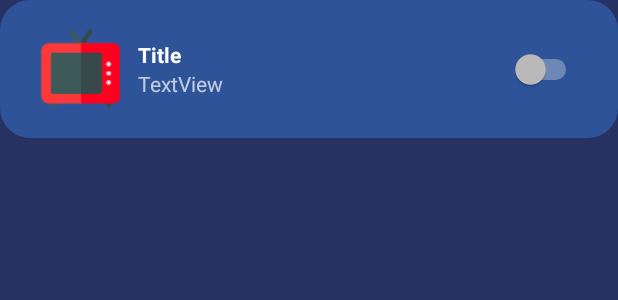
After one commit to JeromeDuban/Homelights-App, an Android app: the layout room.xml on its own in the app's theme, with its tools: preview values and no code run, on a phone screen of 412 x 824 dp. The commit adds this screen. Shown: the top 300 px of the screen. Run offline under Robolectric (Android 15) with nearby library versions, the phone set to English and light mode, and no system bars.

Commit message:
layouts update

```diff
--- a/app/src/main/java/com/jejefcgb/homelights/MainActivity.kt
+++ b/app/src/main/java/com/jejefcgb/homelights/MainActivity.kt
@@ -47,8 +47,12 @@ class MainActivity : AppCompatActivity() {
         mAdapter = MainAdapter(this)
         mRecyclerView.adapter = mAdapter
 
+        // Swipe to refresh
         swipe_container.setOnRefreshListener { getRemoteConfig() }
         swipe_container.setColorSchemeColors(Color.BLUE, Color.RED, Color.GREEN)
+
+        // Action bar
+        supportActionBar?.setDisplayShowHomeEnabled(true)
 
         getRemoteConfig()
 
--- /dev/null
+++ b/app/src/main/res/drawable/rounded_corners.xml
@@ -0,0 +1,6 @@
+<?xml version="1.0" encoding="UTF-8"?>
+<shape xmlns:android="http://schemas.android.com/apk/res/android">
+    <solid android:color="@color/colorPrimary"/>
+    <corners android:radius="20dp"/>
+    <padding android:left="0dp" android:top="0dp" android:right="0dp" android:bottom="0dp" />
+</shape>
--- a/app/src/main/res/layout/activity_details.xml
+++ b/app/src/main/res/layout/activity_details.xml
@@ -28,7 +28,7 @@
         android:id="@+id/detail.icon"
         android:layout_width="50dp"
         android:layout_height="50dp"
-        android:layout_marginStart="50dp"
+        android:layout_marginStart="24dp"
         android:src="@android:mipmap/sym_def_app_icon"
         android:transitionName="transitionImage"
         fab:layout_constraintBottom_toBottomOf="@+id/header"
@@ -41,6 +41,7 @@
         android:layout_width="0dp"
         android:layout_height="wrap_content"
         android:layout_below="@id/detail.icon"
+        android:layout_marginStart="16dp"
         android:layout_marginEnd="8dp"
         android:text="Nom"
         android:transitionName="transitionTitle"
--- /dev/null
+++ b/app/src/main/res/layout/room.xml
@@ -0,0 +1,59 @@
+<?xml version="1.0" encoding="utf-8"?>
+<androidx.constraintlayout.widget.ConstraintLayout xmlns:android="http://schemas.android.com/apk/res/android"
+    xmlns:app="http://schemas.android.com/apk/res-auto"
+    xmlns:tools="http://schemas.android.com/tools"
+    android:id="@+id/room.background"
+    android:layout_width="match_parent"
+    android:layout_height="wrap_content"
+    android:background="@drawable/rounded_corners"
+    android:padding="16dp"
+    android:transitionName="transitionBackground">
+
+
+    <ImageView
+        android:id="@+id/room.icon"
+        android:layout_width="60dp"
+        android:layout_height="60dp"
+        android:layout_marginStart="8dp"
+        android:src="@mipmap/ic_object_tv"
+        app:layout_constraintBottom_toBottomOf="parent"
+        app:layout_constraintStart_toStartOf="parent"
+        app:layout_constraintTop_toTopOf="parent" />
+
+
+    <TextView
+        android:id="@+id/room.title"
+        android:layout_width="wrap_content"
+        android:layout_height="wrap_content"
+        android:layout_marginStart="8dp"
+        android:text="Title"
+        android:textAllCaps="false"
+        android:textColor="@android:color/white"
+        android:textSize="14sp"
+        android:textStyle="bold"
+        app:layout_constraintBottom_toTopOf="@+id/room.details"
+        app:layout_constraintStart_toEndOf="@+id/room.icon"
+        app:layout_constraintTop_toTopOf="parent"
+        app:layout_constraintVertical_chainStyle="packed" />
+
+    <TextView
+        android:id="@+id/room.details"
+        android:layout_width="wrap_content"
+        android:layout_height="wrap_content"
+        android:layout_marginStart="8dp"
+        android:text="TextView"
+        app:layout_constraintBottom_toBottomOf="parent"
+        app:layout_constraintStart_toEndOf="@+id/room.icon"
+        app:layout_constraintTop_toBottomOf="@+id/room.title" />
+
+    <Switch
+        android:id="@+id/switch1"
+        android:layout_width="wrap_content"
+        android:layout_height="wrap_content"
+        android:layout_marginEnd="8dp"
+        app:layout_constraintBottom_toBottomOf="parent"
+        app:layout_constraintEnd_toEndOf="parent"
+        app:layout_constraintTop_toTopOf="parent" />
+
+
+</androidx.constraintlayout.widget.ConstraintLayout>
--- a/app/src/main/res/values/strings.xml
+++ b/app/src/main/res/values/strings.xml
@@ -8,4 +8,5 @@
     <string name="light_off">Eteindre</string>
     <string name="wifi_name">"Freebox-51B3CA"</string>
     <string name="location_rationale">L\'application a besoin de cette permission pour vérifier le nom du réseau wifi.</string>
+
 </resources>
```
Also changed, not shown: app/src/main/java/com/jejefcgb/homelights/DetailsActivity.kt (+12 -5 lines), app/src/main/java/com/jejefcgb/homelights/MainAdapter.kt (+13 -8 lines), app/src/main/res/layout/iv_refresh.xml (deleted, +0 -10 lines), app/src/main/res/layout/toolbar.xml (deleted, +0 -35 lines), app/src/main/res/values/plurals.xml (added, +8 -0 lines).
